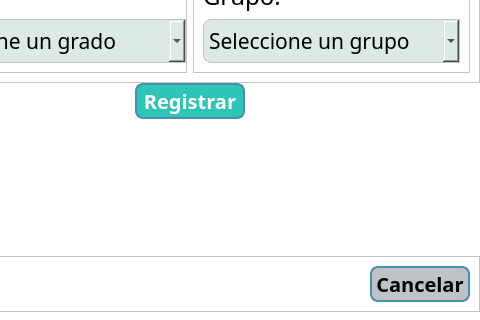
Before: the Qt Designer form interfaces/regAlumn.ui in NotEruma/Scholary_Project, drawn with Qt 5; both pictures show x 100 to 580 and y 403 to 723 of the 580 by 723 pixel window.
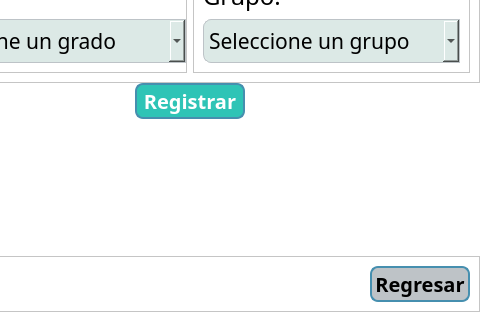
After: the same form once the commit is applied. Icons and pictures are not drawn.

Commit message: ya registra con la nueva interfaz :D

Diff of the .ui file:
```diff
--- a/interfaces/regAlumn.ui
+++ b/interfaces/regAlumn.ui
@@ -684,8 +684,8 @@
         </property>
        </spacer>
       </item>
-      <item alignment="Qt::AlignHCenter">
-       <widget class="QPushButton" name="btnCancelar">
+      <item>
+       <widget class="QPushButton" name="btnRegresarRA">
         <property name="minimumSize">
          <size>
           <width>100</width>
@@ -710,7 +710,7 @@
 }</string>
         </property>
         <property name="text">
-         <string>Cancelar</string>
+         <string>Regresar</string>
         </property>
        </widget>
       </item>
```
Left out of the diff: 4 changed lines with no effect on the pictures. The commit also changes 3 other files.
